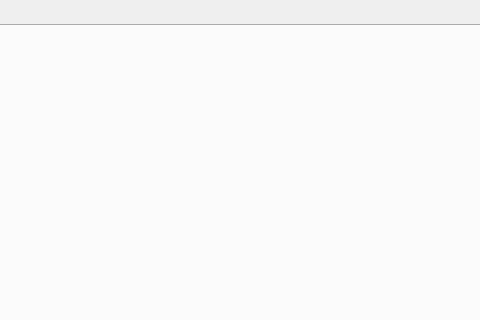
Qt form GUI/missions.ui (pernik36/dp-uav-landing) before a commit; both pictures show x 217 to 697 and y 0 to 320 of the 1166 by 603 pixel window.
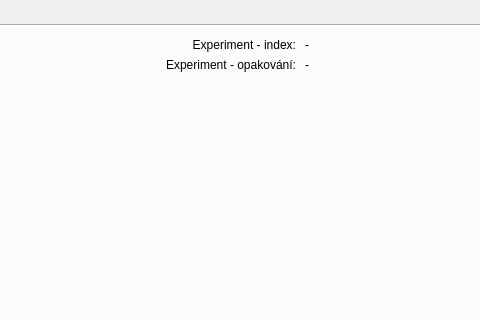
The same form after that commit. The open tabs and pages were chosen to show the change.

Commit message: covariance measurements, sim time countdown, camera calibration fix, experiment GUI tweaks, wind tweaks

What changed in the file:
```diff
--- a/GUI/missions.ui
+++ b/GUI/missions.ui
@@ -1140,6 +1140,64 @@
        <string/>
       </property>
      </widget>
+     <widget class="QLabel" name="label_18">
+      <property name="geometry">
+       <rect>
+        <x>340</x>
+        <y>10</y>
+        <width>171</width>
+        <height>17</height>
+       </rect>
+      </property>
+      <property name="text">
+       <string>Experiment - index:</string>
+      </property>
+      <property name="alignment">
+       <set>Qt::AlignRight|Qt::AlignTrailing|Qt::AlignVCenter</set>
+      </property>
+     </widget>
+     <widget class="QLabel" name="label_exp_i">
+      <property name="geometry">
+       <rect>
+        <x>520</x>
+        <y>10</y>
+        <width>51</width>
+        <height>17</height>
+       </rect>
+      </property>
+      <property name="text">
+       <string>-</string>
+      </property>
+     </widget>
+     <widget class="QLabel" name="label_19">
+      <property name="geometry">
+       <rect>
+        <x>340</x>
+        <y>30</y>
+        <width>171</width>
+        <height>17</height>
+       </rect>
+      </property>
+      <property name="text">
+       <string>Experiment - opakování:</string>
+      </property>
+      <property name="alignment">
+       <set>Qt::AlignRight|Qt::AlignTrailing|Qt::AlignVCenter</set>
+      </property>
+     </widget>
+     <widget class="QLabel" name="label_exp_N">
+      <property name="geometry">
+       <rect>
+        <x>520</x>
+        <y>30</y>
+        <width>51</width>
+        <height>17</height>
+       </rect>
+      </property>
+      <property name="text">
+       <string>-</string>
+      </property>
+     </widget>
     </widget>
     <widget class="QWidget" name="tab_experiment">
      <attribute name="title">
```
The commit also changes 9 other files.
